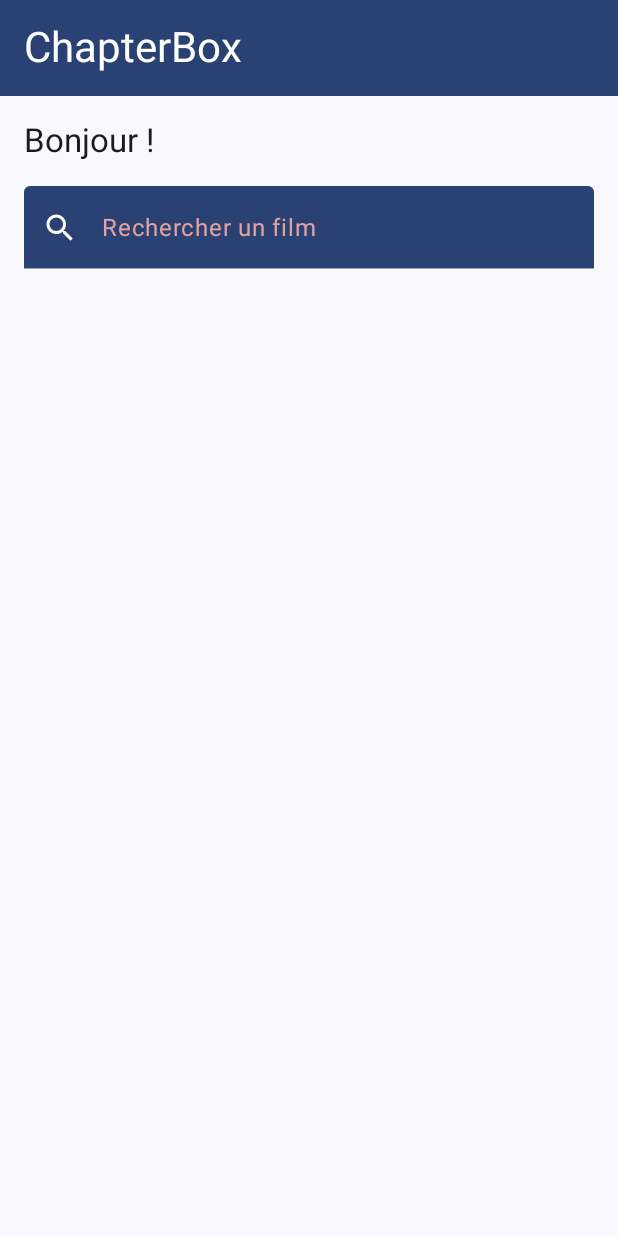
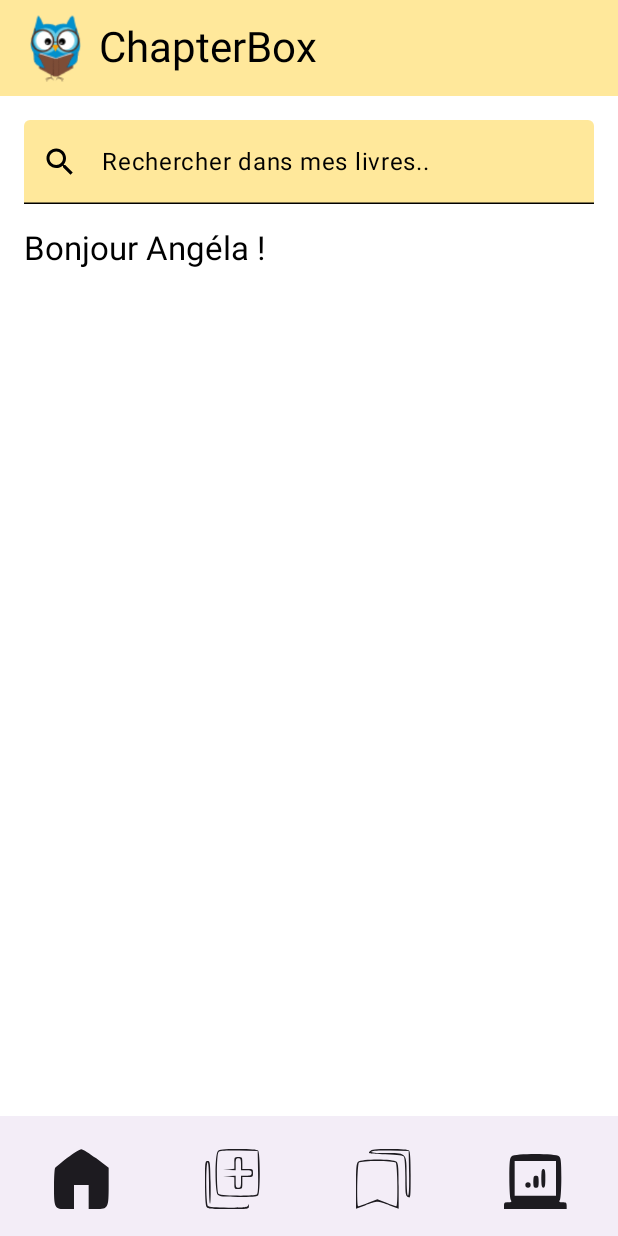
Before and after one commit to Angela-ravelli/devmobile, an Android app built with Jetpack Compose: the screen it shows after launch (MainActivity), on a phone screen of 412 x 824 dp. Run offline under Robolectric (Android 15) with nearby library versions, the phone set to English and light mode, and no system bars.

Commit message:
ajout topbar bottombar

```diff
--- a/DevMobile/app/src/main/java/ufr/mim/devmobile/components/BookSearchBar.kt
+++ b/DevMobile/app/src/main/java/ufr/mim/devmobile/components/BookSearchBar.kt
@@ -21,7 +21,7 @@ fun BookSearchBar(value: TextFieldValue, onValueChange: (TextFieldValue) -> Unit
         value = value,
         onValueChange = onValueChange,
         modifier = Modifier.fillMaxWidth(),
-        placeholder = { Text("Rechercher un film") },
+        placeholder = { Text("Rechercher dans mes livres..") },
         colors = TextFieldDefaults.colors(
             focusedContainerColor = MaterialTheme.colorScheme.primary.copy(alpha = 0.8F),
             unfocusedContainerColor = MaterialTheme.colorScheme.primary,
@@ -42,7 +42,6 @@ fun BookSearchBar(value: TextFieldValue, onValueChange: (TextFieldValue) -> Unit
                 Icon(imageVector = Icons.Filled.Close, contentDescription = Icons.Filled.Close.toString(),
                     Modifier.clickable { onValueChange(TextFieldValue("")) })
             }
-
         }
     )
 }
--- /dev/null
+++ b/DevMobile/app/src/main/java/ufr/mim/devmobile/components/BottomBar.kt
@@ -0,0 +1,85 @@
+package ufr.mim.devmobile.components
+
+import androidx.compose.foundation.background
+import androidx.compose.foundation.layout.Arrangement
+import androidx.compose.foundation.layout.Column
+import androidx.compose.foundation.layout.fillMaxSize
+import androidx.compose.foundation.layout.height
+import androidx.compose.material.icons.Icons
+import androidx.compose.material.icons.filled.Home
+import androidx.compose.material.icons.outlined.Home
+import androidx.compose.material3.BottomAppBar
+import androidx.compose.material3.Icon
+import androidx.compose.material3.IconButton
+import androidx.compose.material3.MaterialTheme
+import androidx.compose.material3.Text
+import androidx.compose.runtime.Composable
+import androidx.compose.ui.Alignment
+import androidx.compose.ui.Modifier
+import androidx.compose.ui.graphics.vector.ImageVector
+import androidx.compose.ui.res.vectorResource
+import androidx.compose.ui.unit.dp
+import ufr.mim.devmobile.R
+
+data class MyIcon(
+    val index: Int,
+    val action: () -> Unit,
+    val selectedIcon: ImageVector,
+    val unselectedIcon: ImageVector
+)
+
+@Composable
+fun BottomBar(
+    selectedTab: Int,
+    onTabSelected: (Int) -> Unit,
+    modifier: Modifier = Modifier
+) {
+    val homeFilled = ImageVector.vectorResource(id = R.drawable.home_filled)
+    val homeOutlined = ImageVector.vectorResource(id = R.drawable.home_outlined)
+    val addFilled = ImageVector.vectorResource(id = R.drawable.add_filled)
+    val addOutlined = ImageVector.vectorResource(id = R.drawable.add_outlined)
+    val bookmarksFilled = ImageVector.vectorResource(id = R.drawable.bookmarks_filled)
+    val bookmarksOutlined = ImageVector.vectorResource(id = R.drawable.bookmarks_outlined)
+    val laptopMetrics = ImageVector.vectorResource(id = R.drawable.laptop_metrics)
+
+    val icons: List<MyIcon> = listOf(
+        MyIcon(0, { onTabSelected(0) }, homeFilled, homeOutlined),
+        MyIcon(1, { onTabSelected(1) }, addFilled, addOutlined),
+        MyIcon(2, { onTabSelected(2) }, bookmarksFilled, bookmarksOutlined),
+        MyIcon(3, { onTabSelected(3) }, laptopMetrics, laptopMetrics)
+    )
+
+    BottomAppBar(modifier = modifier.height(80.dp)) {
+        icons.forEach { icon ->
+            IconButton(onClick = icon.action, modifier = Modifier.weight(1f)) {
+                val iconDrawable =
+                    if (selectedTab == icon.index) icon.selectedIcon else icon.unselectedIcon
+                Icon(iconDrawable, iconDrawable.name)
+            }
+        }
+    }
+}
+
+
+
+@Composable
+fun MyHome(modifier: Modifier) {
+    Column(modifier = modifier
+        .fillMaxSize(),
+        verticalArrangement = Arrangement.Center,
+        horizontalAlignment = Alignment.CenterHorizontally
+    ) {
+        Text("Home")
+    }
+}
+
+@Composable
+fun AddPage(modifier: Modifier) {
+    Column(modifier = modifier
+        .fillMaxSize(),
+        verticalArrangement = Arrangement.Center,
+        horizontalAlignment = Alignment.CenterHorizontally
+    ) {
+        Text("AddPage")
+    }
+}
--- /dev/null
+++ b/DevMobile/app/src/main/java/ufr/mim/devmobile/components/TopBar.kt
@@ -0,0 +1,45 @@
+package ufr.mim.devmobile.components
+
+import androidx.compose.foundation.Image
+import androidx.compose.foundation.layout.Row
+import androidx.compose.foundation.layout.padding
+import androidx.compose.foundation.layout.size
+import androidx.compose.material3.ExperimentalMaterial3Api
+import androidx.compose.material3.MaterialTheme
+import androidx.compose.material3.Text
+import androidx.compose.material3.TopAppBar
+import androidx.compose.material3.TopAppBarDefaults
+import androidx.compose.runtime.Composable
+import androidx.compose.ui.Alignment
+import androidx.compose.ui.Modifier
+import androidx.compose.ui.res.painterResource
+import androidx.compose.ui.unit.dp
+import ufr.mim.devmobile.R
+
+@OptIn(ExperimentalMaterial3Api::class)
+@Composable
+fun MyTopBar() {
+    TopAppBar(
+        title = {
+            Row(
+                verticalAlignment = Alignment.CenterVertically
+            ) {
+                Image(
+                    painter = painterResource(id = R.drawable.logo),
+                    contentDescription = "Logo",
+                    modifier = Modifier
+                        .size(50.dp)
+                        .padding(end = 8.dp)
+                )
+                Text(
+                    text = "ChapterBox",
+                    color = MaterialTheme.colorScheme.onPrimary,
+                    style = MaterialTheme.typography.headlineMedium
+                )
+            }
+        },
+        colors = TopAppBarDefaults.topAppBarColors(
+            containerColor = MaterialTheme.colorScheme.primary
+        )
+    )
+}
--- a/DevMobile/app/src/main/java/ufr/mim/devmobile/screens/DetailsScreen.kt
+++ b/DevMobile/app/src/main/java/ufr/mim/devmobile/screens/DetailsScreen.kt
@@ -1,4 +1,5 @@
 package ufr.mim.devmobile.screens
 
 class DetailsScreen {
+
 }
--- a/DevMobile/app/src/main/java/ufr/mim/devmobile/screens/HomeScreen.kt
+++ b/DevMobile/app/src/main/java/ufr/mim/devmobile/screens/HomeScreen.kt
@@ -1,15 +1,29 @@
 package ufr.mim.devmobile.screens
 
+import androidx.compose.animation.Crossfade
+import androidx.compose.animation.core.tween
+import androidx.compose.foundation.Image
 import androidx.compose.foundation.background
 import androidx.compose.foundation.gestures.detectTapGestures
 import androidx.compose.foundation.layout.Arrangement
 import androidx.compose.foundation.layout.Column
+import androidx.compose.foundation.layout.Row
 import androidx.compose.foundation.layout.fillMaxSize
 import androidx.compose.foundation.layout.padding
+import androidx.compose.foundation.layout.size
 import androidx.compose.foundation.lazy.LazyColumn
+import androidx.compose.foundation.lazy.LazyRow
 import androidx.compose.foundation.lazy.items
+import androidx.compose.material.icons.Icons
+import androidx.compose.material.icons.filled.Home
+import androidx.compose.material.icons.filled.Person
+import androidx.compose.material.icons.outlined.Home
+import androidx.compose.material.icons.outlined.Person
 import androidx.compose.material3.Button
+import androidx.compose.material3.Card
 import androidx.compose.material3.ExperimentalMaterial3Api
+import androidx.compose.material3.FloatingActionButton
+import androidx.compose.material3.Icon
 import androidx.compose.material3.MaterialTheme
 import androidx.compose.material3.Scaffold
 import androidx.compose.material3.Text
@@ -17,20 +31,27 @@ import androidx.compose.material3.TopAppBar
 import androidx.compose.material3.TopAppBarDefaults
 import androidx.compose.runtime.Composable
 import androidx.compose.runtime.getValue
+import androidx.compose.runtime.mutableIntStateOf
 import androidx.compose.runtime.mutableStateOf
 import androidx.compose.runtime.remember
 import androidx.compose.runtime.setValue
 import androidx.compose.ui.Alignment
 import androidx.compose.ui.Modifier
+import androidx.compose.ui.focus.FocusRequester
 import androidx.compose.ui.input.pointer.pointerInput
 import androidx.compose.ui.platform.LocalFocusManager
+import androidx.compose.ui.res.painterResource
 import androidx.compose.ui.text.input.TextFieldValue
 import androidx.compose.ui.unit.dp
 import androidx.navigation.NavController
 import androidx.navigation.compose.rememberNavController
+import ufr.mim.devmobile.R
 //import kotlinx.serialization.json.Json
 //import ufr.mim.devmobile.components.MovieCard
 import ufr.mim.devmobile.components.BookSearchBar
+import ufr.mim.devmobile.components.BottomBar
+import ufr.mim.devmobile.components.MyIcon
+import ufr.mim.devmobile.components.MyTopBar
 //import ufr.mim.devmobile.components.RawButton
 import ufr.mim.devmobile.data.bookData
 import ufr.mim.devmobile.mapper.BookMapper
@@ -39,29 +60,25 @@ import ufr.mim.devmobile.mapper.BookMapper
 //import ufr.mim.devmobile.navigation.MoviesScreens
 import ufr.mim.devmobile.ui.theme.MainPadding
 
-@OptIn(ExperimentalMaterial3Api::class)
+
 @Composable
 fun HomeScreen(onDetails: (String) -> Unit) {
-    val focusManager = LocalFocusManager.current
+    var selectedTab by remember { mutableIntStateOf(0) }
+    val focusRequester = FocusRequester()
 
     Scaffold(
-        topBar = {
-            TopAppBar(
-                title = {
-                    Text(
-                        text = "ChapterBox",
-                        color = MaterialTheme.colorScheme.onPrimary,
-                        style = MaterialTheme.typography.headlineMedium
-                    )
-                },
-                colors = TopAppBarDefaults.topAppBarColors(
-                    containerColor = MaterialTheme.colorScheme.primary
-                )
+        topBar = { MyTopBar() },
+        bottomBar = {
+            BottomBar(
+                selectedTab = selectedTab,
+                onTabSelected = { selectedTab = it } // Mise à jour de l'onglet actif
             )
         },
-        modifier = Modifier.pointerInput(Unit) { detectTapGestures(onTap = {
-            focusManager.clearFocus()
-        }) }
+        modifier = Modifier.pointerInput(Unit) {
+            detectTapGestures(onTap = {
+                focusRequester.freeFocus()
+            })
+        }
     ) { innerPadding ->
         Column(
             modifier = Modifier
@@ -71,13 +88,8 @@ fun HomeScreen(onDetails: (String) -> Unit) {
                 .padding(MainPadding),
             verticalArrangement = Arrangement.spacedBy(16.dp, alignment = Alignment.Top),
         ) {
-            Text(
-                text = "Bonjour ! ",
-                color = MaterialTheme.colorScheme.onBackground,
-                style = MaterialTheme.typography.titleLarge
-            )
+            var searchValue by remember { mutableStateOf(TextFieldValue("")) }
 
-            var searchValue by remember { mutableStateOf(TextFieldValue("")) }
             BookSearchBar(
                 value = searchValue,
                 onValueChange = { value ->
@@ -85,18 +97,38 @@ fun HomeScreen(onDetails: (String) -> Unit) {
                 }
             )
 
-            //val movieListDto: MovieDto = Json.decodeFromString(movieData)
-            //val movieMapper = MovieMapper()
-            //val movieList: List<Movie> = movieListDto.movies.map { movieMapper.mapMovieDtoToMovie(it) }
-            //val filteredList: List<Movie> = movieList.filter { it.title.lowercase().contains(searchValue.text.lowercase()) }
-            LazyColumn(
-                verticalArrangement = Arrangement.spacedBy(MainPadding)
-            ) {
-                /*items(filteredList) { movie ->
-                    RawButton(onClick = { onDetails(movie.id.toString()) }) {
-                        MovieCard(movie)
+            val name = "Angéla"
+            Text(
+                text = "Bonjour $name ! ",
+                color = MaterialTheme.colorScheme.onBackground,
+                style = MaterialTheme.typography.titleLarge
+            )
+
+            // Section centrale change en fonction de l'onglet
+            Crossfade(
+                targetState = selectedTab,
+                animationSpec = tween(500),
+                label = "Crossfade tabs"
+            ) { tabIndex ->
+                when (tabIndex) {
+                    0 -> {
+                        // Contenu de la "Home" page
+                        LazyColumn(
+                            verticalArrangement = Arrangement.spacedBy(MainPadding)
+                        ) {
+                            // ajouter des items
+                        }
                     }
-                }*/
+                    1 -> {
+                        // Contenu de la page "Ajouter livre"
+                        Text(
+                            text = "Ajouter Livre",
+                            modifier = Modifier.fillMaxSize(),
+                            color = MaterialTheme.colorScheme.onBackground,
+                            style = MaterialTheme.typography.titleLarge
+                        )
+                    }
+                }
             }
         }
     }
--- a/DevMobile/app/src/main/java/ufr/mim/devmobile/ui/theme/Color.kt
+++ b/DevMobile/app/src/main/java/ufr/mim/devmobile/ui/theme/Color.kt
@@ -2,10 +2,14 @@ package ufr.mim.devmobile.ui.theme
 
 import androidx.compose.ui.graphics.Color
 
-val MainPinkBackground = Color(0xFFF7D9D7)
-val MainPinkText = Color(0xFFD23A2F)
+val MainYellow = Color(0xFFFFE89B)
+val MainOrange = Color(0x99FFAD6E)
+val MainBlue = Color(0x8067CBE5)
+
+val MainButtonOrProgress = Color(0xFF67CBE5)
+val MainBackgroundProgress = Color(0x3367CBE5)
 
 val MainBackground = Color(0xFFFFFFFF)
 val MainText = Color(0xFF000000)
 
-val SearchPlaceholder = Color(0xFFE2A39E)
+val SearchPlaceholder = Color(0xFF000000)
--- a/DevMobile/app/src/main/java/ufr/mim/devmobile/ui/theme/Theme.kt
+++ b/DevMobile/app/src/main/java/ufr/mim/devmobile/ui/theme/Theme.kt
@@ -12,16 +12,12 @@ import androidx.compose.runtime.Composable
 import androidx.compose.ui.graphics.Color
 import androidx.compose.ui.platform.LocalContext
 
-private val DarkColorScheme = darkColorScheme(
-    primary = MainPinkBackground,
-    onPrimary = MainPinkText,
-    background = MainBackground,
-    onBackground = MainText,
-)
 
 private val LightColorScheme = lightColorScheme(
-    primary = MainPinkBackground,
-    onPrimary = MainPinkText,
+    primary = MainYellow,
+    secondary = MainOrange,
+    tertiary = MainBlue,
+    onPrimary = MainText,
     background = MainBackground,
     onBackground = MainText,
 )
@@ -33,18 +29,9 @@ fun BookTheme(
     dynamicColor: Boolean = true,
     content: @Composable () -> Unit
 ) {
-    val colorScheme = when {
-        dynamicColor && Build.VERSION.SDK_INT >= Build.VERSION_CODES.S -> {
-            val context = LocalContext.current
-            if (darkTheme) dynamicDarkColorScheme(context) else dynamicLightColorScheme(context)
-        }
-
-        darkTheme -> DarkColorScheme
-        else -> LightColorScheme
-    }
 
     MaterialTheme(
-        colorScheme = colorScheme,
+        colorScheme = LightColorScheme,
         typography = Typography,
         content = content
     )
--- /dev/null
+++ b/DevMobile/app/src/main/res/drawable/add_filled.xml
@@ -0,0 +1,14 @@
+<vector xmlns:android="http://schemas.android.com/apk/res/android"
+    android:width="42dp"
+    android:height="45dp"
+    android:viewportWidth="42"
+    android:viewportHeight="45">
+  <path
+      android:pathData="M9.6,1.6c-2.3,2.3 -2.3,30.5 0,32.8 1.2,1.3 4.1,1.6 15.3,1.6 9.3,-0 14.1,-0.4 14.9,-1.2 1.7,-1.7 1.7,-31.9 0,-33.6 -0.8,-0.8 -5.6,-1.2 -14.9,-1.2 -11.2,-0 -14.1,0.3 -15.3,1.6zM27,11.5l0,4.5 4,-0c3.3,-0 4,0.3 4,2 0,1.7 -0.7,2 -4,2l-4,-0 0,4.5c0,3.8 -0.3,4.5 -2,4.5 -1.7,-0 -2,-0.7 -2,-4.5l0,-4.5 -4.5,-0c-3.8,-0 -4.5,-0.3 -4.5,-2 0,-1.7 0.7,-2 4.5,-2l4.5,-0 0,-4.5c0,-3.8 0.3,-4.5 2,-4.5 1.7,-0 2,0.7 2,4.5z"
+      android:fillColor="#000000"
+      android:strokeColor="#00000000"/>
+  <path
+      android:pathData="M0,25.1c0,9.1 0.4,16.9 1,18 1,1.8 2.3,1.9 16.5,1.9 14.8,-0 15.5,-0.1 15.5,-2 0,-1.8 -0.8,-2 -14.3,-2.2l-14.2,-0.3 -0.3,-15.8c-0.2,-14.9 -0.4,-15.7 -2.2,-15.7 -1.9,-0 -2,0.7 -2,16.1z"
+      android:fillColor="#000000"
+      android:strokeColor="#00000000"/>
+</vector>
--- /dev/null
+++ b/DevMobile/app/src/main/res/drawable/add_outlined.xml
@@ -0,0 +1,18 @@
+<vector xmlns:android="http://schemas.android.com/apk/res/android"
+    android:width="42dp"
+    android:height="45dp"
+    android:viewportWidth="42"
+    android:viewportHeight="45">
+  <path
+      android:pathData="M9.6,1.6c-2.3,2.3 -2.3,30.5 0,32.8 1.2,1.3 4.1,1.6 15.3,1.6 9.3,-0 14.1,-0.4 14.9,-1.2 1.7,-1.7 1.7,-31.9 0,-33.6 -0.8,-0.8 -5.6,-1.2 -14.9,-1.2 -11.2,-0 -14.1,0.3 -15.3,1.6zM39.8,17.4c0.2,12.1 -0.1,16.1 -1,16.8 -2.1,1.3 -27.2,1 -28.6,-0.4 -1.7,-1.7 -1.7,-29.9 0,-31.6 0.9,-0.9 5.2,-1.2 15.3,-1l14,0.3 0.3,15.9z"
+      android:fillColor="#000000"
+      android:strokeColor="#00000000"/>
+  <path
+      android:pathData="M22,10.4l0,4.5 -4.2,0.4 -4.3,0.4 4.8,0.1 4.7,0.2 0,-4.5c0,-3.8 0.3,-4.5 2,-4.5 1.7,-0 2,0.7 2,4.5l0,4.5 4,-0c3.3,-0 4,0.3 4,2 0,1.7 -0.7,2 -4,2l-4,-0 0,4.5c0,3.8 -0.3,4.5 -2,4.5 -1.7,-0 -2,-0.7 -2,-4.5l0,-4.5 -4.7,0.2 -4.8,0.1 4.3,0.4 4.2,0.4 0,4.5c0,4.2 0.1,4.4 3,4.4 2.9,-0 3,-0.2 3,-4.5l0,-4.5 4,-0c3.8,-0 4,-0.2 4,-3 0,-2.8 -0.2,-3 -4,-3l-4,-0 0,-4.5c0,-4.3 -0.1,-4.5 -3,-4.5 -2.9,-0 -3,0.2 -3,4.4z"
+      android:fillColor="#000000"
+      android:strokeColor="#00000000"/>
+  <path
+      android:pathData="M0,25.1c0,9.1 0.4,16.9 1,18 1,1.8 2.3,1.9 16.5,1.9 15.4,-0 15.5,-0 15.4,-2.3 -0.1,-1.6 -0.2,-1.8 -0.6,-0.5 -0.4,1.6 -2,1.8 -14.7,1.8 -9.7,-0 -14.6,-0.4 -15.4,-1.2 -1.5,-1.5 -1.7,-32.8 -0.2,-32.8 0.6,-0 1,5.8 1,15.5 0,8.5 0.3,15.5 0.8,15.5 0.4,-0 0.6,-7.2 0.4,-16 -0.3,-15.1 -0.4,-16 -2.2,-16 -1.9,-0 -2,0.8 -2,16.1z"
+      android:fillColor="#000000"
+      android:strokeColor="#00000000"/>
+</vector>
--- /dev/null
+++ b/DevMobile/app/src/main/res/drawable/bookmarks_filled.xml
@@ -0,0 +1,14 @@
+<vector xmlns:android="http://schemas.android.com/apk/res/android"
+    android:width="42dp"
+    android:height="45dp"
+    android:viewportWidth="42"
+    android:viewportHeight="45">
+  <path
+      android:pathData="M10.4,1.7c-1.7,1.7 -1.1,1.8 11.5,2.3 10.2,0.4 13.4,0.8 14.1,2 0.5,0.8 1,7.7 1,15.2 0,12.7 0.2,13.8 2,14.8 2,1.1 2,0.8 2,-16.3 0,-12.1 -0.4,-17.7 -1.2,-18.5 -0.8,-0.8 -5.5,-1.2 -14.4,-1.2 -11.3,-0 -13.5,0.3 -15,1.7z"
+      android:fillColor="#000000"
+      android:strokeColor="#00000000"/>
+  <path
+      android:pathData="M1.6,9.6c-1.3,1.3 -1.6,4.4 -1.6,18.4l0,16.9 6.8,-2.6c3.7,-1.5 7.8,-2.7 9.2,-2.7 1.4,-0 5.5,1.2 9.3,2.7l6.7,2.6 0,-16.9c0,-14 -0.3,-17.1 -1.6,-18.4 -2.3,-2.3 -26.5,-2.3 -28.8,-0z"
+      android:fillColor="#000000"
+      android:strokeColor="#00000000"/>
+</vector>
--- /dev/null
+++ b/DevMobile/app/src/main/res/drawable/bookmarks_outlined.xml
@@ -0,0 +1,14 @@
+<vector xmlns:android="http://schemas.android.com/apk/res/android"
+    android:width="42dp"
+    android:height="45dp"
+    android:viewportWidth="42"
+    android:viewportHeight="45">
+  <path
+      android:pathData="M10.4,1.7c-1.7,1.7 -1.1,1.8 11.5,2.3 10.2,0.4 13.4,0.8 14.1,2 0.5,0.8 1,7.7 1,15.2 0,12.7 0.2,13.8 2,14.8 2,1.1 2,0.8 2,-16.3 0,-12.1 -0.4,-17.7 -1.2,-18.5 -0.8,-0.8 -5.5,-1.2 -14.4,-1.2 -11.3,-0 -13.5,0.3 -15,1.7zM39.8,18.2c0.2,11 -0.1,16.8 -0.8,16.8 -0.6,-0 -1,-5.1 -1,-14 0,-18.4 0.3,-18 -15.6,-18 -7.6,-0 -11.3,-0.3 -10.9,-1 0.4,-0.7 5.7,-1 14.3,-0.8l13.7,0.3 0.3,16.7z"
+      android:fillColor="#000000"
+      android:strokeColor="#00000000"/>
+  <path
+      android:pathData="M1.6,9.6c-1.3,1.3 -1.6,4.4 -1.6,18.4l0,16.9 6.8,-2.6c3.7,-1.5 7.8,-2.7 9.2,-2.7 1.4,-0 5.5,1.2 9.3,2.7l6.7,2.6 0,-16.9c0,-14 -0.3,-17.1 -1.6,-18.4 -2.3,-2.3 -26.5,-2.3 -28.8,-0zM29.8,10.2c1.3,1.3 1.8,32.8 0.5,32.8 -0.4,-0 -3.8,-1.2 -7.5,-2.7l-6.8,-2.6 -6.8,2.6c-3.7,1.5 -7.1,2.7 -7.5,2.7 -1.3,-0 -0.8,-31.5 0.5,-32.8 1.7,-1.7 25.9,-1.7 27.6,-0z"
+      android:fillColor="#000000"
+      android:strokeColor="#00000000"/>
+</vector>
--- /dev/null
+++ b/DevMobile/app/src/main/res/drawable/home_filled.xml
@@ -0,0 +1,10 @@
+<vector xmlns:android="http://schemas.android.com/apk/res/android"
+    android:width="42dp"
+    android:height="45dp"
+    android:viewportWidth="42"
+    android:viewportHeight="45">
+  <path
+      android:pathData="M10,6.6c-4.6,3.6 -8.8,7.1 -9.2,7.7 -0.4,0.7 -0.8,7.1 -0.8,14.3 0,15.7 0.4,16.4 9.3,16.4l5.7,-0 0,-9 0,-9 5.5,-0 5.5,-0 0,9 0,9 5.8,-0c8.8,-0 9.2,-0.7 9.2,-17.3l0,-13.7 -9.3,-7c-5.2,-3.8 -10.2,-7 -11.3,-6.9 -1,-0 -5.7,2.9 -10.4,6.5z"
+      android:fillColor="#000000"
+      android:strokeColor="#00000000"/>
+</vector>
--- /dev/null
+++ b/DevMobile/app/src/main/res/drawable/home_outlined.xml
@@ -0,0 +1,10 @@
+<vector xmlns:android="http://schemas.android.com/apk/res/android"
+    android:width="42dp"
+    android:height="45dp"
+    android:viewportWidth="42"
+    android:viewportHeight="45">
+  <path
+      android:pathData="M10,6.6c-4.6,3.6 -8.8,7.1 -9.2,7.7 -0.4,0.7 -0.8,7.1 -0.8,14.3 0,15.7 0.4,16.4 9.3,16.4l5.7,-0 0,-9 0,-9 5.5,-0 5.5,-0 0,9 0,9 5.8,-0c8.8,-0 9.2,-0.7 9.2,-17.3l0,-13.7 -9.3,-7c-5.2,-3.8 -10.2,-7 -11.3,-6.9 -1,-0 -5.7,2.9 -10.4,6.5zM31,7.7l9,6.8 0,13.5c0,9.3 -0.4,14 -1.2,14.8 -0.7,0.7 -3.6,1.2 -6.5,1.2l-5.3,-0 0,-9 0,-9 -6.5,-0 -6.5,-0 0,9 0,9 -5.4,-0c-3.3,-0 -5.8,-0.5 -6.5,-1.4 -0.8,-0.9 -1.1,-5.7 -0.9,-14.7l0.3,-13.4 8.9,-6.7c4.8,-3.8 9.5,-6.8 10.2,-6.8 0.8,-0 5.5,3 10.4,6.7z"
+      android:fillColor="#000000"
+      android:strokeColor="#00000000"/>
+</vector>
--- /dev/null
+++ b/DevMobile/app/src/main/res/drawable/laptop_metrics.xml
@@ -0,0 +1,22 @@
+<vector xmlns:android="http://schemas.android.com/apk/res/android"
+    android:width="48dp"
+    android:height="45dp"
+    android:viewportWidth="48"
+    android:viewportHeight="45">
+  <path
+      android:pathData="M5.6,5.6c-1.3,1.3 -1.6,4.2 -1.6,16 0,8.1 0.5,15.4 1,16.5 1,1.7 0.7,1.9 -2,1.9 -2.5,-0 -3,0.4 -3,2.5l0,2.5 23.5,-0 23.5,-0 0,-2.5c0,-2.1 -0.5,-2.5 -3,-2.5 -2.7,-0 -3,-0.2 -2,-1.9 0.5,-1.1 1,-8.4 1,-16.5 0,-11.8 -0.3,-14.7 -1.6,-16 -2.3,-2.4 -33.5,-2.4 -35.8,-0zM39,22l0,13 -15.5,-0 -15.5,-0 0,-13 0,-13 15.5,-0 15.5,-0 0,13z"
+      android:fillColor="#000000"
+      android:strokeColor="#00000000"/>
+  <path
+      android:pathData="M28,22c0,5.6 0.3,7 1.5,7 1.2,-0 1.5,-1.4 1.5,-7 0,-5.6 -0.3,-7 -1.5,-7 -1.2,-0 -1.5,1.4 -1.5,7z"
+      android:fillColor="#000000"
+      android:strokeColor="#00000000"/>
+  <path
+      android:pathData="M22,24.5c0,3.8 0.3,4.5 2,4.5 1.7,-0 2,-0.7 2,-4.5 0,-3.8 -0.3,-4.5 -2,-4.5 -1.7,-0 -2,0.7 -2,4.5z"
+      android:fillColor="#000000"
+      android:strokeColor="#00000000"/>
+  <path
+      android:pathData="M16,27c0,1.3 0.7,2 2,2 1.3,-0 2,-0.7 2,-2 0,-1.3 -0.7,-2 -2,-2 -1.3,-0 -2,0.7 -2,2z"
+      android:fillColor="#000000"
+      android:strokeColor="#00000000"/>
+</vector>
```
Also changed, not shown: DevMobile/app/src/main/res/drawable/la_face_cachee_de_margo.jpg (renamed from DevMobile/app/src/main/res/drawable/la_face_cachée_de_margo.jpg), DevMobile/app/src/main/res/drawable/logo.png (added), 477 other files.
